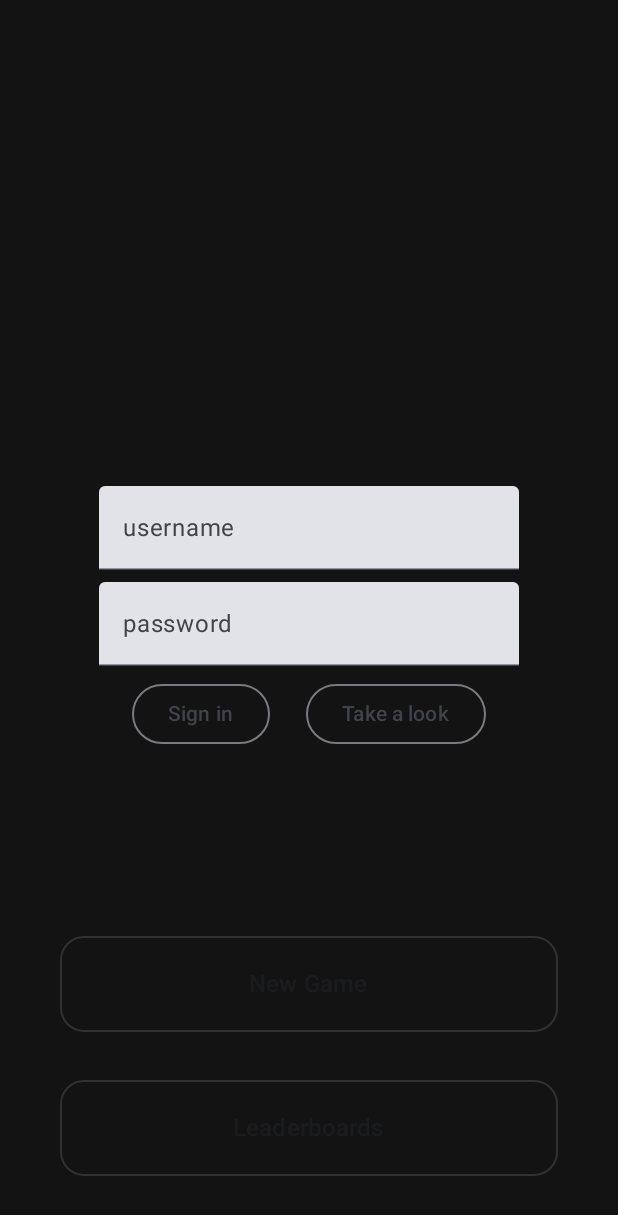
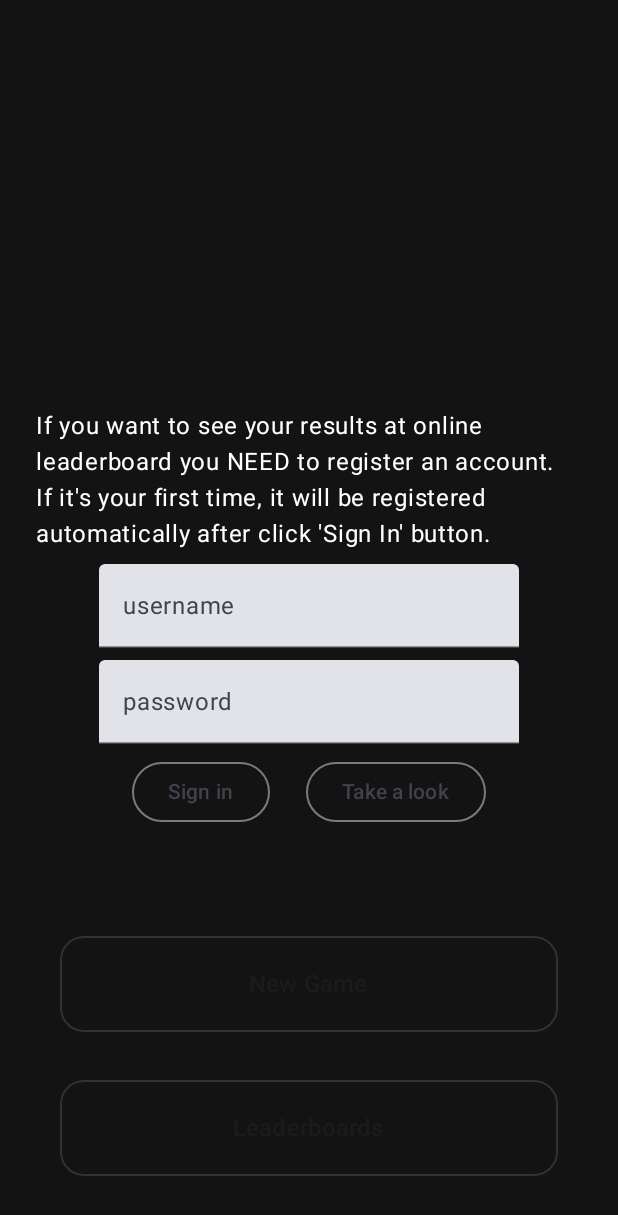
Before and after one commit to PseudoNIMB/SnakesUnited, an Android app built with Jetpack Compose: the screen it shows after launch (MainActivity), after a tap on "Leaderboards", on a phone screen of 412 x 824 dp. Shown: the top 1215 px of the screen. Run offline under Robolectric (Android 15) with nearby library versions, the phone set to English and light mode, and no system bars; our stand-ins replace Firebase (no records; nobody signed in at launch, a user with empty details on screens opened directly).

Commit message:
Localisation minor edits

```diff
--- a/app/src/main/java/ru/pseudonimb/snakesunited/ui/screens/GameOfSnakes.kt
+++ b/app/src/main/java/ru/pseudonimb/snakesunited/ui/screens/GameOfSnakes.kt
@@ -292,6 +292,6 @@ fun DialogCollision(dialogState: MutableState<Boolean>, navigateMainMenu: () ->
             Text(text = stringResource(id = R.string.main_menu))
         }
     }, title = {
-        Text(text = stringResource(id = R.string.game_over) + finalHighScore)
+        Text(text = stringResource(id = R.string.game_over) + "\n" + stringResource(id = R.string.best_result_is) + finalHighScore)
     })
 }
--- a/app/src/main/java/ru/pseudonimb/snakesunited/ui/screens/MainScreen.kt
+++ b/app/src/main/java/ru/pseudonimb/snakesunited/ui/screens/MainScreen.kt
@@ -10,6 +10,7 @@ import androidx.compose.runtime.mutableStateOf
 import androidx.compose.runtime.remember
 import androidx.compose.ui.Alignment
 import androidx.compose.ui.Modifier
+import androidx.compose.ui.graphics.Color
 import androidx.compose.ui.res.stringResource
 import androidx.compose.ui.unit.dp
 import androidx.compose.ui.unit.sp
@@ -84,6 +85,8 @@ fun DialogAuth(dialogState: MutableState<Boolean>, navigateToRecords: () -> Unit
             horizontalAlignment = Alignment.CenterHorizontally,
             verticalArrangement = Arrangement.Center
         ) {
+            Text(text = stringResource(R.string.if_you_want_to_see) + "\n" + stringResource(R.string.if_it_s_your_first_time), modifier = Modifier.padding(24.dp, 0.dp), color = Color.White)
+            Spacer(modifier = Modifier.height(8.dp))
             TextField(value = username.value, label = {Text(text = stringResource(id = R.string.username))}, onValueChange = {
                 username.value = it
             })
--- a/app/src/main/res/values/strings.xml
+++ b/app/src/main/res/values/strings.xml
@@ -11,6 +11,13 @@
     <string name="score_uppercase">"SCORE: "</string>
     <string name="try_again">Try again</string>
     <string name="main_menu">Main menu</string>
-    <string name="game_over">"Game over.\nYour best score is "</string>
+    <string name="game_over">"Game over."</string>
+    <string name="best_result_is">"Your best score is "</string>
     <string name="sign_in">Sign in</string>
+    <string name="if_you_want_to_see">If you want to
+        see your results at online leaderboard you NEED to register an account.
+    </string>
+    <string name="if_it_s_your_first_time">If it\'s your
+        first time, it will be registered automatically after click \'Sign In\' button.
+    </string>
 </resources>
```
Also changed, not shown: 1 other file.
